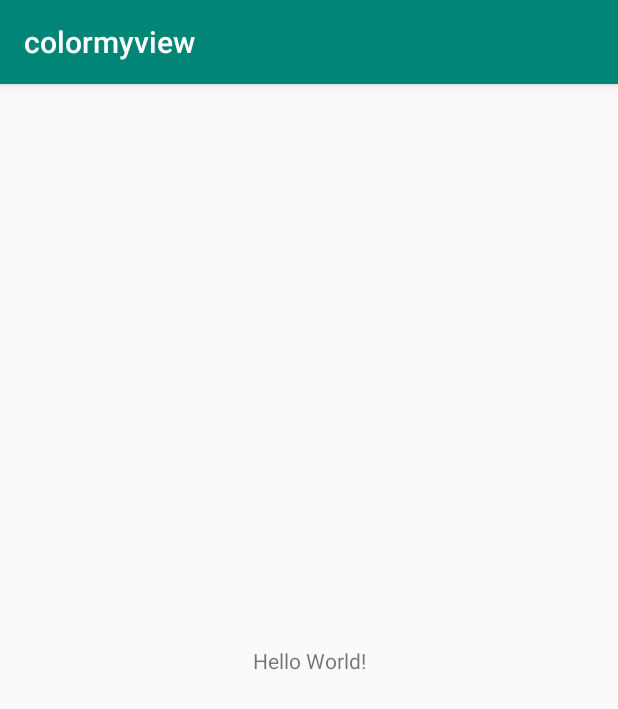
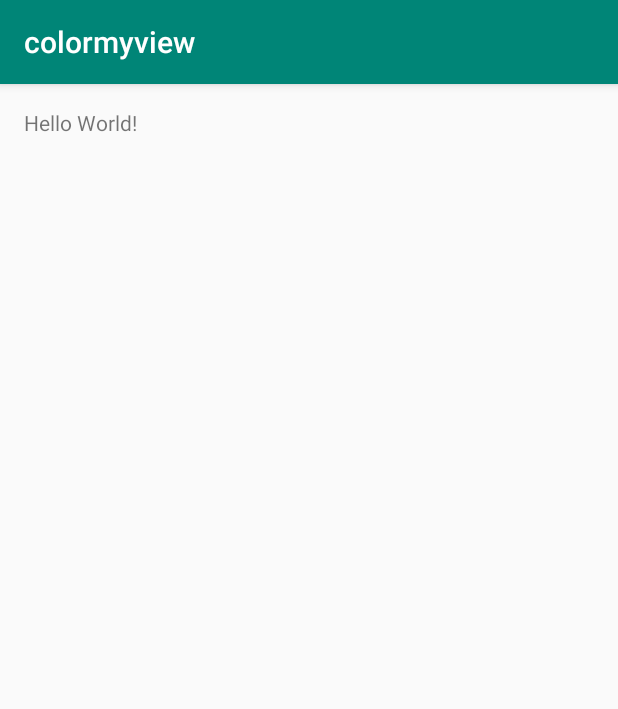
Before and after one commit to sr4p/ColorView, an Android app: the screen it shows after launch (MainActivity), on a phone screen of 412 x 824 dp. Shown: the top 709 px of the screen. Run offline under Robolectric (Android 15) with nearby library versions, the phone set to English and light mode, and no system bars.

Commit message:
2.3margin hello world

```diff
--- a/app/src/main/res/layout/activity_main.xml
+++ b/app/src/main/res/layout/activity_main.xml
@@ -8,12 +8,12 @@
         tools:context=".MainActivity">
 
     <TextView
-            android:layout_width="wrap_content"
+            android:layout_width="0dp"
             android:layout_height="wrap_content"
             android:text="Hello World!"
-            app:layout_constraintBottom_toBottomOf="parent"
             app:layout_constraintLeft_toLeftOf="parent"
             app:layout_constraintRight_toRightOf="parent"
-            app:layout_constraintTop_toTopOf="parent"/>
+            app:layout_constraintTop_toTopOf="parent" android:layout_marginTop="@dimen/margin_wide"
+            android:layout_marginRight="@dimen/margin_wide" android:layout_marginLeft="@dimen/margin_wide"/>
 
 </androidx.constraintlayout.widget.ConstraintLayout>
--- /dev/null
+++ b/app/src/main/res/values/dimens.xml
@@ -0,0 +1,4 @@
+<?xml version="1.0" encoding="utf-8"?>
+<resources>
+    <dimen name="margin_wide">16dp</dimen>
+</resources>
```
